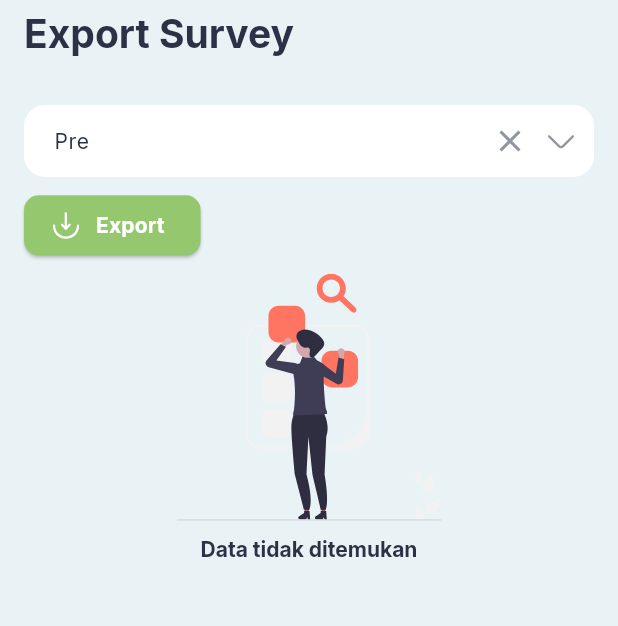
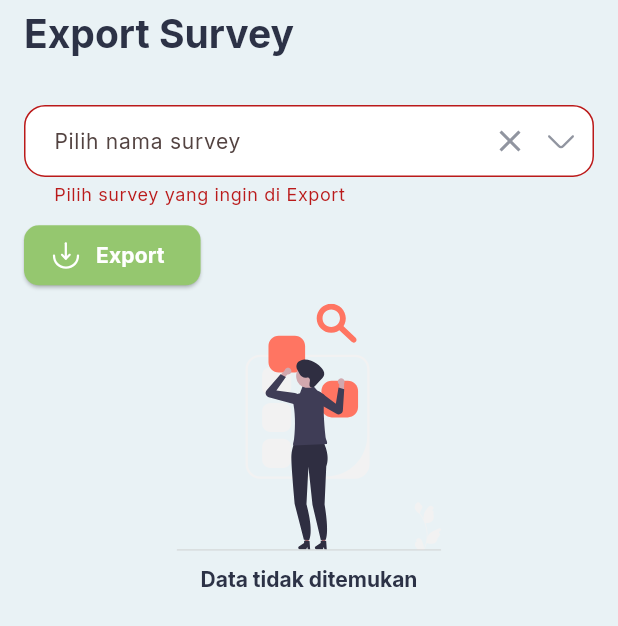
Before and after one commit to syahruncega/survey_stunting_mobile, a Flutter app: the ExportSurveyScreen widget shown alone on an empty page, opened directly, after a tap on "Export", on a phone screen of 412 x 824 dp. Shown: the top 626 px of the screen. Run offline on Flutter 3.47's test engine with Material 2 defaults, Android fonts, the phone set to English and light mode, and no system bars; drawn by our look-alikes of flutter_typeahead; our stand-ins replace dio, flutter_dotenv, flutter_slidable, flutter_svg, fluttertoast, get and 4 more; missing offline and left inert: excel; accounts and stored records are empty; network calls fail.

Commit message:
add export to excel feature and fix api client parameter requirement

```diff
--- a/lib/controllers/export_survey_controller.dart
+++ b/lib/controllers/export_survey_controller.dart
@@ -1,19 +1,36 @@
+import 'dart:io';
+
 import 'package:dio/dio.dart';
 import 'package:excel/excel.dart';
 import 'package:flutter/material.dart';
 import 'package:get/state_manager.dart';
 import 'package:get_storage/get_storage.dart';
+import 'package:open_file/open_file.dart';
+import 'package:path_provider/path_provider.dart';
+import 'package:survey_stunting/models/jawaban_soal.dart';
+import 'package:survey_stunting/models/jawaban_survey.dart';
+import 'package:survey_stunting/models/kategori_soal.dart';
+import 'package:survey_stunting/models/nama_survey.dart';
+import 'package:survey_stunting/models/soal.dart';
 import 'package:survey_stunting/models/survey.dart';
 import 'package:survey_stunting/models/survey_parameters.dart';
 import 'package:survey_stunting/services/dio_client.dart';
 import 'package:survey_stunting/services/handle_errors.dart';
 
 class ExportSurveyController extends GetxController {
-  final jenisSurveyEditingController = TextEditingController(text: "Pre");
+  final namaSurveyTEC = TextEditingController();
   var isLoaded = false.obs;
-  String namaSurveyId = "2";
+  var exportStatus = 'completed'.obs;
+  String namaSurveyId = "";
   List<Survey> surveys = [];
+  var namaSurvey = [].obs;
+  List<KategoriSoal> kategoriSoal = [];
+  List<Soal> soal = [];
+  List<JawabanSurvey> jawabanSurvey = [];
+  List<JawabanSoal> jawabanSoal = [];
   String token = GetStorage().read("token");
+
+  final namaSurveyIdError = "".obs;
 
   Future getSurvey({required dynamic namaSurveyId}) async {
     isLoaded.value = false;
@@ -36,55 +53,223 @@ class ExportSurveyController extends GetxController {
     isLoaded.value = true;
   }
 
+  bool validate() {
+    namaSurveyIdError.value = "";
+    if (namaSurveyTEC.text.trim().isEmpty) {
+      namaSurveyIdError.value = "Pilih survey yang ingin di Export";
+    }
+
+    if (namaSurveyIdError.value.isNotEmpty) {
+      return false;
+    }
+    return true;
+  }
+
   Future exportToExcel() async {
+    if (validate()) {
       var excel = Excel.createExcel();
 
-    Sheet sheetObject = excel['Survey Stunting'];
-    excel.setDefaultSheet('Survey Stunting');
+      String sheetName = namaSurveyTEC.text;
+
+      Sheet sheetObject = excel[sheetName];
+      excel.setDefaultSheet(sheetName);
 
       // get nama survey (Params nama_survey_id)
       if (surveys.isNotEmpty) {
+        exportStatus.value = '';
+        await getKategoriSoal();
+        // await getJawabanSurvey();
+        await getJawabanSoal();
+        await getSoal();
+
+        // print header table
+        sheetObject
+            .cell(CellIndex.indexByColumnRow(columnIndex: 2, rowIndex: 4))
+            .value = 'No.';
+        sheetObject
+            .cell(CellIndex.indexByColumnRow(columnIndex: 3, rowIndex: 4))
+            .value = 'Tanggal';
+        sheetObject
+            .cell(CellIndex.indexByColumnRow(columnIndex: 4, rowIndex: 4))
+            .value = 'Desa';
+        sheetObject
+            .cell(CellIndex.indexByColumnRow(columnIndex: 5, rowIndex: 4))
+            .value = 'Kecamatan';
+        sheetObject
+            .cell(CellIndex.indexByColumnRow(columnIndex: 6, rowIndex: 4))
+            .value = 'Kabupaten';
+        sheetObject
+            .cell(CellIndex.indexByColumnRow(columnIndex: 7, rowIndex: 4))
+            .value = 'Provinsi';
+        sheetObject
+            .cell(CellIndex.indexByColumnRow(columnIndex: 8, rowIndex: 4))
+            .value = 'Kartu Keluarga';
+
+        // print kategori soal dan soal dari setiap kategori
+        int i = 0;
+        int j = 0;
+        for (var kategori in kategoriSoal) {
+          // print kategori soal to excel
+          sheetObject
+              .cell(CellIndex.indexByColumnRow(columnIndex: 9 + i, rowIndex: 4))
+              .value = kategori.nama;
+
+          // count soal by kategori
+          List<Soal> _soal = soal
+              .where(
+                  (element) => int.parse(element.kategoriSoalId) == kategori.id)
+              .toList();
+
+          for (var soal in _soal) {
+            sheetObject
+                .cell(
+                    CellIndex.indexByColumnRow(columnIndex: 9 + j, rowIndex: 5))
+                .value = soal.soal;
+            j++;
+          }
+          i += _soal.length;
+        }
+
+        // print nama survey
         String namaSurvey = surveys[0].namaSurvey!.nama;
         sheetObject.cell(CellIndex.indexByString("B2")).value = "Nama Survey :";
         sheetObject.cell(CellIndex.indexByString("D2")).value = namaSurvey;
+
+        // print data responden
+        int y = 0;
+        for (var s in surveys) {
+          sheetObject
+              .cell(CellIndex.indexByColumnRow(columnIndex: 2, rowIndex: 6 + y))
+              .value = y + 1;
+
+          sheetObject
+              .cell(CellIndex.indexByColumnRow(columnIndex: 3, rowIndex: 6 + y))
+              .value = s.responden!.createdAt;
+
+          sheetObject
+              .cell(CellIndex.indexByColumnRow(columnIndex: 4, rowIndex: 6 + y))
+              .value = s.responden!.desaKelurahanId;
+
+          sheetObject
+              .cell(CellIndex.indexByColumnRow(columnIndex: 5, rowIndex: 6 + y))
+              .value = s.responden!.kecamatanId;
+
+          sheetObject
+              .cell(CellIndex.indexByColumnRow(columnIndex: 6, rowIndex: 6 + y))
+              .value = s.responden!.kecamatanId;
+
+          sheetObject
+              .cell(CellIndex.indexByColumnRow(columnIndex: 7, rowIndex: 6 + y))
+              .value = s.responden!.provinsiId;
+
+          sheetObject
+              .cell(CellIndex.indexByColumnRow(columnIndex: 8, rowIndex: 6 + y))
+              .value = s.responden!.kartuKeluarga;
+
+          await getJawabanSurvey(surveyId: s.id.toString());
+          //print jawaban survey
+          int x = 0;
+          for (var jawaban in jawabanSurvey) {
+            String? currentJawaban = '';
+            if (jawaban.jawabanLainnya != null) {
+              currentJawaban = jawaban.jawabanLainnya;
+            } else {
+              currentJawaban = jawabanSoal
+                  .singleWhere((element) =>
+                      element.id == int.parse(jawaban.jawabanSoalId!))
+                  .jawaban
+                  .toString();
+            }
+            sheetObject
+                .cell(CellIndex.indexByColumnRow(
+                    columnIndex: 9 + x, rowIndex: 6 + y))
+                .value = currentJawaban;
+            x++;
           }
 
-    // looping kategori soal by nama_survey_id
+          y++;
+        }
+        final String path = (await getApplicationSupportDirectory()).path;
+        final String filename = '$path/$namaSurvey.xlsx';
+        final File file = File(filename);
+        final List<int>? bytes = excel.save(fileName: filename);
+        await file.writeAsBytes(bytes!, flush: true);
+        exportStatus.value = 'completed';
+        OpenFile.open(filename);
+      }
+    } else {
+      debugPrint('Export validation failed');
+    }
+  }
 
-    //print kategori soal to excel
+  Future getKategoriSoal() async {
+    try {
+      List<KategoriSoal>? response = await DioClient()
+          .getKategoriSoal(token: token, namaSurveyId: namaSurveyId);
+      kategoriSoal = response!;
+      debugPrint(response.toString());
+    } on DioError catch (e) {
+      if (e.response?.statusCode == 404) {
+        kategoriSoal = [];
+      } else {
+        handleError(error: e);
+      }
+    }
+  }
 
-    // looping soal berdasarkan kategori_soal_id
-    // looping jawaban soal
+  Future getSoal() async {
+    try {
+      List<Soal>? response = await DioClient().getSoal(token: token);
+      soal = response!;
+    } on DioError catch (e) {
+      handleError(error: e);
+    }
+  }
 
-    sheetObject.cell(CellIndex.indexByString("B4")).value = "No.";
-    sheetObject.cell(CellIndex.indexByString("C4")).value = "Tanggal";
-    sheetObject.cell(CellIndex.indexByString("D4")).value = "Desa";
-    sheetObject.cell(CellIndex.indexByString("E4")).value = "Kecamatan";
-    sheetObject.cell(CellIndex.indexByString("F4")).value = "Kabupaten";
-    sheetObject.cell(CellIndex.indexByString("G4")).value = "Kartu Keluarga";
-    sheetObject.cell(CellIndex.indexByString("H4")).value = "Demografi";
-    sheetObject.cell(CellIndex.indexByString("H5")).value = "Nama Responden";
-    sheetObject.cell(CellIndex.indexByString("I5")).value =
-        "Nomor Telepon/Handphone";
-    sheetObject.cell(CellIndex.indexByString("J5")).value = "Nama Ayah";
+  Future getJawabanSurvey({required String surveyId}) async {
+    if (jawabanSurvey.isNotEmpty) {
+      jawabanSurvey.clear();
+    }
+    try {
+      List<JawabanSurvey>? response =
+          await DioClient().getJawabanSurvey(token: token, surveyId: surveyId);
+      jawabanSurvey = response!;
+    } on DioError catch (e) {
+      handleError(error: e);
+    }
+  }
 
-    // var namaSurvey1 = sheetObject
-    //     .cell(CellIndex.indexByColumnRow(columnIndex: 2, rowIndex: 2))
-    //     .value = 'cell value';
+  Future getJawabanSoal() async {
+    try {
+      List<JawabanSoal>? response =
+          await DioClient().getJawabanSoal(token: token);
+      jawabanSoal = response!;
+    } on DioError catch (e) {
+      handleError(error: e);
+    }
+  }
 
-    String filename = DateTime.now().toString();
-    excel.save(fileName: filename + ".xlsx");
+  Future getNamaSurvey() async {
+    namaSurvey.value = [];
+    try {
+      List<NamaSurvey>? response =
+          await DioClient().getNamaSurvey(token: token);
+      namaSurvey.value = response!;
+    } on DioError catch (e) {
+      handleError(error: e);
+    }
   }
 
   @override
   void onInit() async {
     await getSurvey(namaSurveyId: namaSurveyId);
+    await getNamaSurvey();
     super.onInit();
   }
 
   @override
   void dispose() {
-    jenisSurveyEditingController.dispose();
+    namaSurveyTEC.dispose();
     super.dispose();
   }
 }
--- a/lib/models/jawaban_survey.dart
+++ b/lib/models/jawaban_survey.dart
@@ -32,8 +32,8 @@ class JawabanSurvey {
   String soalId;
   String surveyId;
   String kategoriSoalId;
-  String jawabanSoalId;
-  String jawabanLainnya;
+  String? jawabanSoalId;
+  String? jawabanLainnya;
   DateTime? createdAt;
   DateTime? updatedAt;
 
--- a/lib/pages/Export-Survey/export_survey_screen.dart
+++ b/lib/pages/Export-Survey/export_survey_screen.dart
@@ -31,15 +31,20 @@ class ExportSurveyScreen extends StatelessWidget {
                 style: Theme.of(context).textTheme.headline1,
               ),
               SizedBox(height: size.height * 0.04),
-              FilledAutocomplete(
-                controller: exportSurveyController.jenisSurveyEditingController,
-                hintText: "Pilih jenis survey",
-                items: const [
-                  {"label": "Post", "value": "1"},
-                  {"label": "Pre", "value": "2"},
-                ],
-                onSuggestionSelected: (Map<String, dynamic> suggestion) async {
-                  exportSurveyController.jenisSurveyEditingController.text =
+              Obx(
+                () => FilledAutocomplete(
+                  controller: exportSurveyController.namaSurveyTEC,
+                  hintText: "Pilih nama survey",
+                  items: exportSurveyController.namaSurvey
+                      .map((e) => {
+                            'label': e.nama + '|' + e.tipe,
+                            'value': e.id.toString()
+                          })
+                      .toList(),
+                  errorText: exportSurveyController.namaSurveyIdError.value,
+                  onSuggestionSelected:
+                      (Map<String, dynamic> suggestion) async {
+                    exportSurveyController.namaSurveyTEC.text =
                         suggestion["label"];
                     exportSurveyController.namaSurveyId = suggestion["value"];
                     await exportSurveyController.getSurvey(
@@ -47,22 +52,37 @@ class ExportSurveyScreen extends StatelessWidget {
                     );
                   },
                 ),
+              ),
               SizedBox(
                 height: size.height * 0.01,
               ),
-              ElevatedButton.icon(
-                onPressed: () {},
+              Obx(
+                () => ElevatedButton.icon(
+                  onPressed: () async {
+                    await exportSurveyController.exportToExcel();
+                  },
                   style: ElevatedButton.styleFrom(
                     shape: RoundedRectangleBorder(
                       borderRadius: BorderRadius.circular(10),
                     ),
                     primary: Theme.of(context).colorScheme.secondary,
                   ),
-                icon: SvgPicture.asset("assets/icons/outline/import.svg",
-                    color: Colors.white),
+                  icon: exportSurveyController.exportStatus.value == 'completed'
+                      ? SvgPicture.asset("assets/icons/outline/import.svg",
+                          color: Colors.white)
+                      : Container(
+                          width: 24,
+                          height: 24,
+                          padding: const EdgeInsets.all(2.0),
+                          child: const CircularProgressIndicator(
+                            color: Colors.white,
+                            strokeWidth: 3,
+                          ),
+                        ),
                   label: Text(
                     "Export",
                     style: Theme.of(context).textTheme.button,
+                  ),
                 ),
               ),
               SizedBox(
--- a/pubspec.yaml
+++ b/pubspec.yaml
@@ -46,6 +46,8 @@ dependencies:
   intl: ^0.17.0
   mask_text_input_formatter: ^2.1.0
   excel: 2.0.0-null-safety-3
+  path_provider: ^2.0.9
+  open_file: ^3.2.1
 
 dev_dependencies:
   flutter_test:
```
Also changed, not shown: lib/services/dio_client.dart (+14 -7 lines), pubspec.lock. Lines whose indentation alone changed are shown as unchanged.
